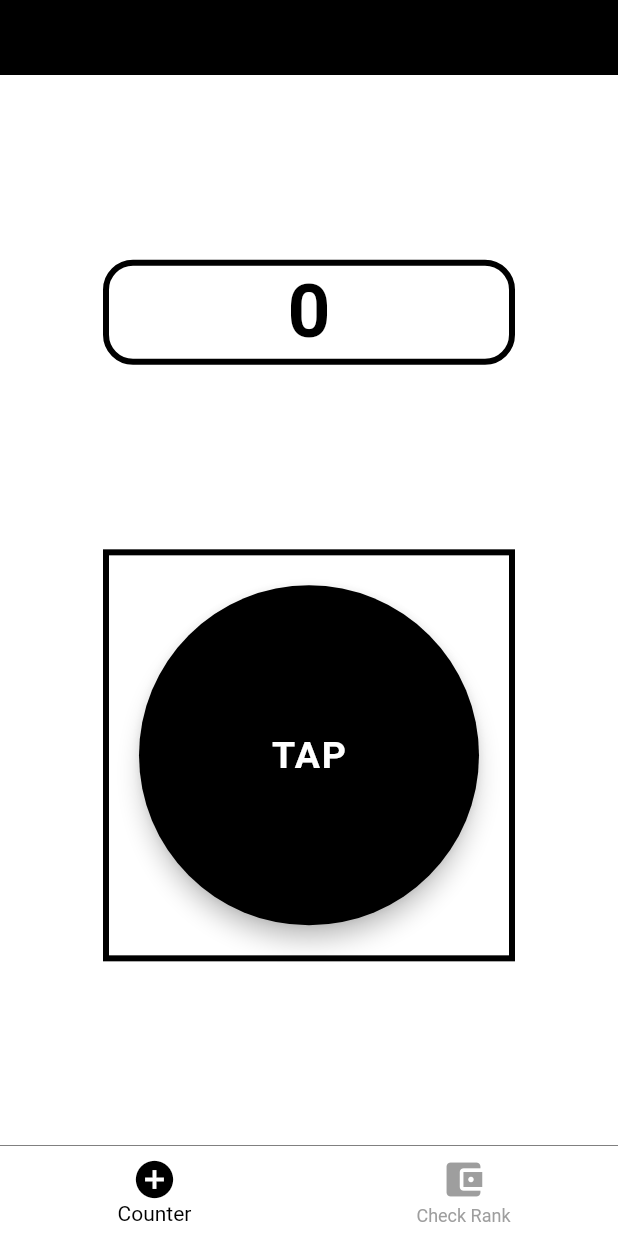
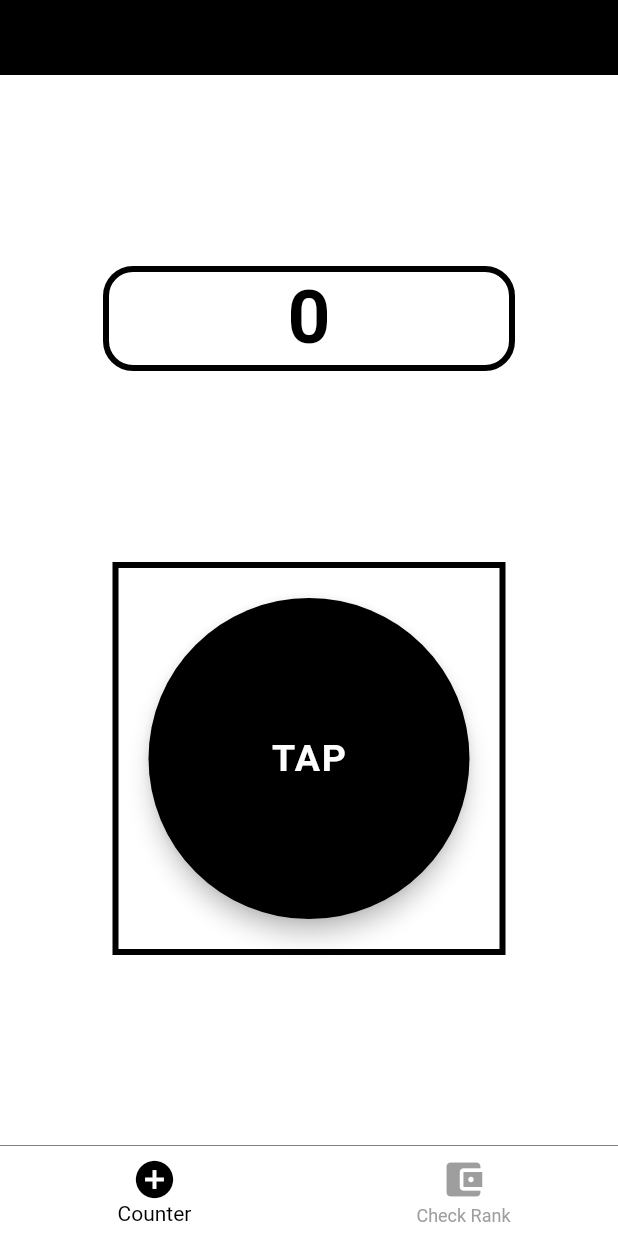
Before and after one commit to iseruuuuu/developer_count_up_app, a Flutter app: the screen it shows after launch, after a tap on "TAP", on a phone screen of 412 x 824 dp. Run offline on Flutter 3.47's test engine with Material 2 defaults, Android fonts, the light colour scheme and no system bars; our stand-ins replace shared_preferences; missing offline and left inert: enum_to_string.

Commit message:
add1.0: ボタンを押すと小さくなったりした

```diff
--- a/lib/screen/count_screen.dart
+++ b/lib/screen/count_screen.dart
@@ -1,3 +1,5 @@
+import 'dart:io';
+
 import 'package:developer_count_up_app/constants/color_constant.dart';
 import 'package:developer_count_up_app/constants/style_constant.dart';
 import 'package:developer_count_up_app/extension/deviceSize.dart';
@@ -14,6 +16,7 @@ class CountScreen extends StatefulWidget {
 class _CountScreenState extends State<CountScreen> {
   int counter = 0;
   Color rankColor = ColorConstant.black;
+  double width = 262;
 
   @override
   void initState() {
@@ -25,6 +28,14 @@ class _CountScreenState extends State<CountScreen> {
     counter++;
     checkColor();
     setPreference();
+    changeSize();
+    setState(() {});
+  }
+
+  void changeSize() async {
+    width = 240;
+    await Future.delayed(const Duration(seconds: 1));
+    width = 262;
     setState(() {});
   }
 
@@ -87,9 +98,10 @@ class _CountScreenState extends State<CountScreen> {
               ),
             ),
             const Spacer(),
-            Container(
-              width: context.screenWidth / 1.5,
-              height: context.screenWidth / 1.5,
+            AnimatedContainer(
+              duration: const Duration(milliseconds: 100),
+              width: width,
+              height: width,
               decoration: BoxDecoration(
                 border: Border.all(color: rankColor, width: 4),
               ),
--- a/lib/screen/tab_screen.dart
+++ b/lib/screen/tab_screen.dart
@@ -20,6 +20,8 @@ class _TabScreenState extends State<TabScreen> {
   int selectedIndex = 0;
   int counter = 0;
   Color rankColor = ColorConstant.black;
+
+  double width = 100;
 
   @override
   void initState() {
```
